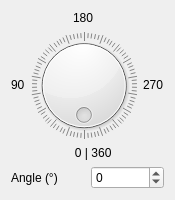
The window that sw/simulator/gaia_python/ui/AngleSelector.ui (paparazzi/paparazzi) describes before a commit, drawn with Qt 5.
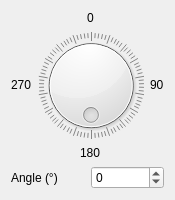
The same window after the commit.

Commit message: Gaia fix: Wind dial has North up

The edit to the form file:
```diff
--- a/sw/simulator/gaia_python/ui/AngleSelector.ui
+++ b/sw/simulator/gaia_python/ui/AngleSelector.ui
@@ -19,21 +19,21 @@
      <item row="0" column="1" alignment="Qt::AlignHCenter|Qt::AlignBottom">
       <widget class="QLabel" name="label_3">
        <property name="text">
-        <string>180</string>
+        <string>0</string>
        </property>
       </widget>
      </item>
      <item row="1" column="2" alignment="Qt::AlignLeft|Qt::AlignVCenter">
       <widget class="QLabel" name="label_4">
        <property name="text">
-        <string>270</string>
+        <string>90</string>
        </property>
       </widget>
      </item>
      <item row="1" column="0" alignment="Qt::AlignRight|Qt::AlignVCenter">
       <widget class="QLabel" name="label_2">
        <property name="text">
-        <string>90</string>
+        <string>270</string>
        </property>
       </widget>
      </item>
@@ -65,7 +65,7 @@
      <item row="2" column="1" alignment="Qt::AlignHCenter|Qt::AlignTop">
       <widget class="QLabel" name="label_5">
        <property name="text">
-        <string>      0 | 360</string>
+        <string>180</string>
        </property>
       </widget>
      </item>
```
Left out of the diff: 35 changed lines with no effect on the pictures. The commit also changes 2 other files.
